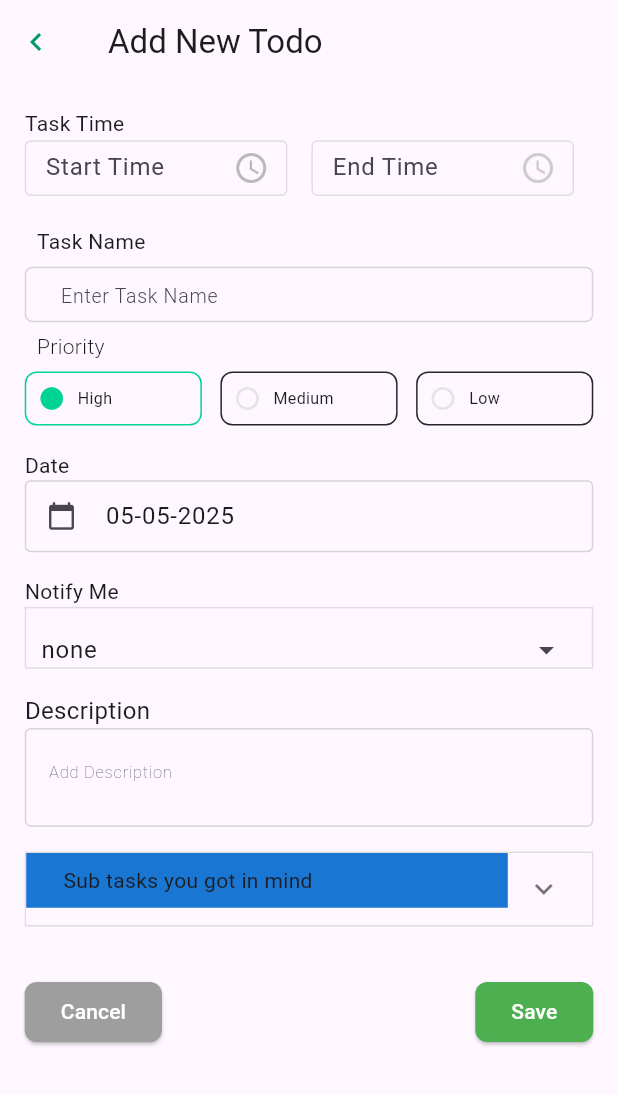
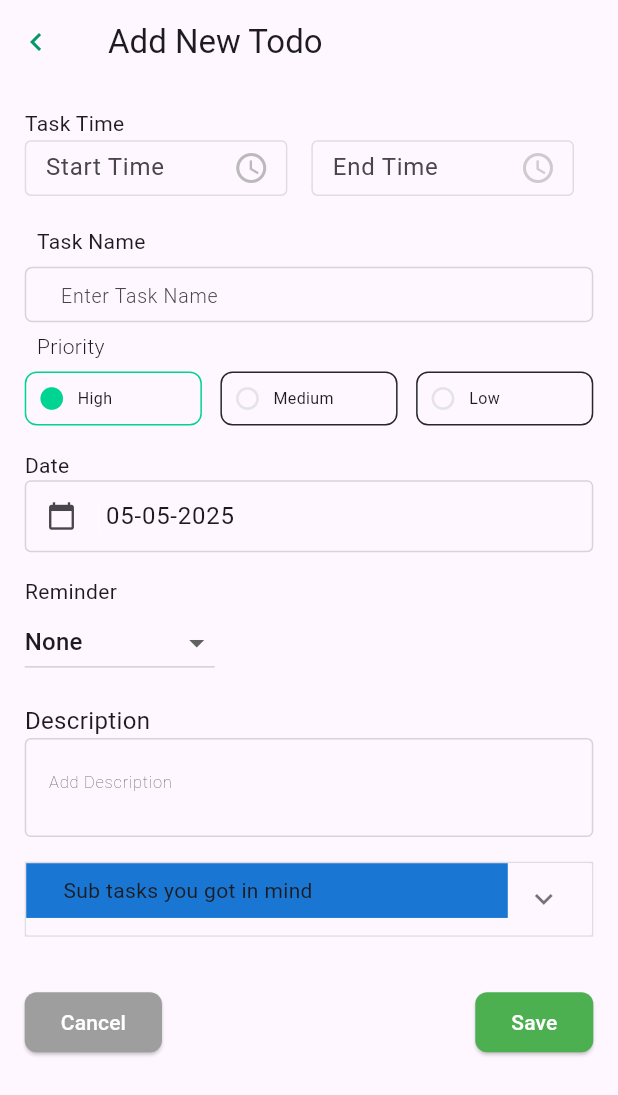
Before and after one commit to Invensys-tech/nova-todo, a Flutter app: the AddTodoPage screen opened directly with empty values, on a phone screen of 412 x 824 dp. Shown: the top 1095 px of the screen. Run offline on Flutter 3.47's test engine with Material 3 defaults, Android fonts, the phone set to English and light mode, and no system bars; our stand-ins replace accordion, badges, cached_network_image, calendar_timeline, connectivity_plus, contained_tab_bar_view and 23 more; missing offline and left inert: advanced_search, another_telephony, basic_selector, chapasdk, dynamic_themes, ethiopian_datetime and 3 more; accounts and stored records are empty.

Commit message:
fix: todos

```diff
--- a/lib/entities/daily-task.entity.dart
+++ b/lib/entities/daily-task.entity.dart
@@ -57,7 +57,10 @@ class DailyTask {
       taskTime: json['task_time'] as String,
       endTime: json['end_time'] as String,
       date: json['date'] as String,
-      reminderTime: json['reminder_time'] as String,
+      reminderTime:
+          json['reminder_time'] == null
+              ? null
+              : json['reminder_time'] as String,
       description: json['description'] ?? '',
       subTasks:
           json['daily_sub_tasks'] == Null || json['daily_sub_tasks'] == null
@@ -134,10 +137,14 @@ class DailyTask {
     return DailyTask.fromJson({
       ...json,
       'date': json['date'].toString().split('T')[0],
-      'reminder_time': getTimeDifferenceFromTimeString(
-        json['reminder_time'],
-        DateTime.now().toIso8601String(),
-      ),
+      'reminder_time':
+          (json['reminder_time'] == null ||
+                  json['task_time'] == json['reminder_time'])
+              ? null
+              : getTimeDifferenceFromTimeString(
+                json['reminder_time'],
+                json['task_time'],
+              ),
       'task_time': getTimeFromDateTimeString(json['task_time']),
       'end_time': getTimeFromDateTimeString(json['end_time']),
     });
--- a/lib/pages/todopage/add.todo.dart
+++ b/lib/pages/todopage/add.todo.dart
@@ -155,6 +155,10 @@ class _AddTodoPageState extends State<AddTodoPage> {
       try {
         isSaving = true;
 
+        if (name.controller.text == '') {
+          return;
+        }
+
         bool parsedCorrectly = parseStartEndTime();
         if (!parsedCorrectly) {
           return;
@@ -263,7 +267,12 @@ class _AddTodoPageState extends State<AddTodoPage> {
       endTimeInput.value.controller.text = endTime.split(':')[1];
 
       description.controller.text = widget.dailyTask!.description;
+      notifyMe.controller.text = widget.dailyTask!.reminderTime ?? 'none';
+      print('reminder time');
+      print(widget.dailyTask!.reminderTime);
     }
+
+    notifyMe.controller.text = 'none';
   }
 
   @override
--- a/lib/pages/todopage/components/form.todo.dart
+++ b/lib/pages/todopage/components/form.todo.dart
@@ -1,4 +1,5 @@
 import 'package:flutter/material.dart';
+import 'package:flutter_application_1/components/inputs/dropdown.selector.dart';
 import 'package:flutter_application_1/components/inputs/fixed-length-input.dart';
 import 'package:flutter_application_1/components/inputs/radio.input.dart';
 import 'package:flutter_application_1/components/inputs/selector.input.dart';
@@ -83,7 +84,6 @@ class _TodoFormState extends State<TodoForm> {
       ).format(DateTime.now());
       widget.notifyMe.controller.text = 'none';
     } else {
-
       // print(widget.startTimeInput.key.controller.text);
       // print(widget.startTimeInput.value.controller.text);
       // print(widget.endTimeInput.key.controller.text);
@@ -122,13 +122,13 @@ class _TodoFormState extends State<TodoForm> {
 
   setNotifyMe(dynamic value) {
     notifyMeText =
-        TodoForm.notifyMeOptions.firstWhere(
-          (option) {
-            return option['value'] == value;
-          },
-        )['label'] ??
+        TodoForm.notifyMeOptions.firstWhere((option) {
+          return option['value'] == value;
+        })['label'] ??
         value;
-    widget.notifyMe.controller.text = value;
+    setState(() {
+      widget.notifyMe.controller.text = value;
+    });
   }
 
   // setTimePeriod(value) {
@@ -484,12 +484,36 @@ class _TodoFormState extends State<TodoForm> {
           ),
           SizedBox(height: MediaQuery.of(context).size.width * 0.04),
           Container(
-            child: MySelector(
-              label: translate('Notify Me'),
-              myDropdownItems: TodoForm.notifyMeOptions,
-              onSelect: setNotifyMe,
-              currentValue: "ghjkl",
-              controller: widget.notifyMe.controller,
+            // child: MySelector(
+            //   label: translate('Notify Me'),
+            //   myDropdownItems: TodoForm.notifyMeOptions,
+            //   onSelect: setNotifyMe,
+            //   currentValue: "ghjkl",
+            //   controller: widget.notifyMe.controller,
+            // ),
+            child: Column(
+              crossAxisAlignment: CrossAxisAlignment.start,
+              mainAxisAlignment: MainAxisAlignment.start,
+              children: [
+                Text(
+                  "Reminder",
+                  style: TextStyle(fontSize: 14, fontWeight: FontWeight.w400),
+                ),
+                DropdownButton(
+                  menuWidth: MediaQuery.of(context).size.width * .8,
+                  items:
+                      TodoForm.notifyMeOptions
+                          .map(
+                            (menuItem) => DropdownMenuItem(
+                              value: menuItem['value'],
+                              child: Text(menuItem['label']),
+                            ),
+                          )
+                          .toList(),
+                  onChanged: setNotifyMe,
+                  value: widget.notifyMe.controller.text,
+                ),
+              ],
             ),
           ),
           SizedBox(height: MediaQuery.of(context).size.width * 0.04),
--- a/lib/pages/todopage/todo.dart
+++ b/lib/pages/todopage/todo.dart
@@ -689,6 +689,7 @@ class _TodoPageState extends State<TodoPage> {
           } else {
             if (snapshot.hasError) {
               print(snapshot.error);
+              print(snapshot.stackTrace);
               return Text('Error: ${snapshot.error}');
             } else {
               return const Center(child: CircularProgressIndicator());
```
Also changed, not shown: lib/components/inputs/dropdown.selector.dart (added, +47 -0 lines), lib/pages/habit/components/habit.view.dart (+47 -2 lines), lib/pages/homepage/dashboard.dart (+10 -4 lines), lib/repositories/daily-task.repository.dart (+45 -6 lines), lib/repositories/habits.repository.dart (+60 -3 lines).
